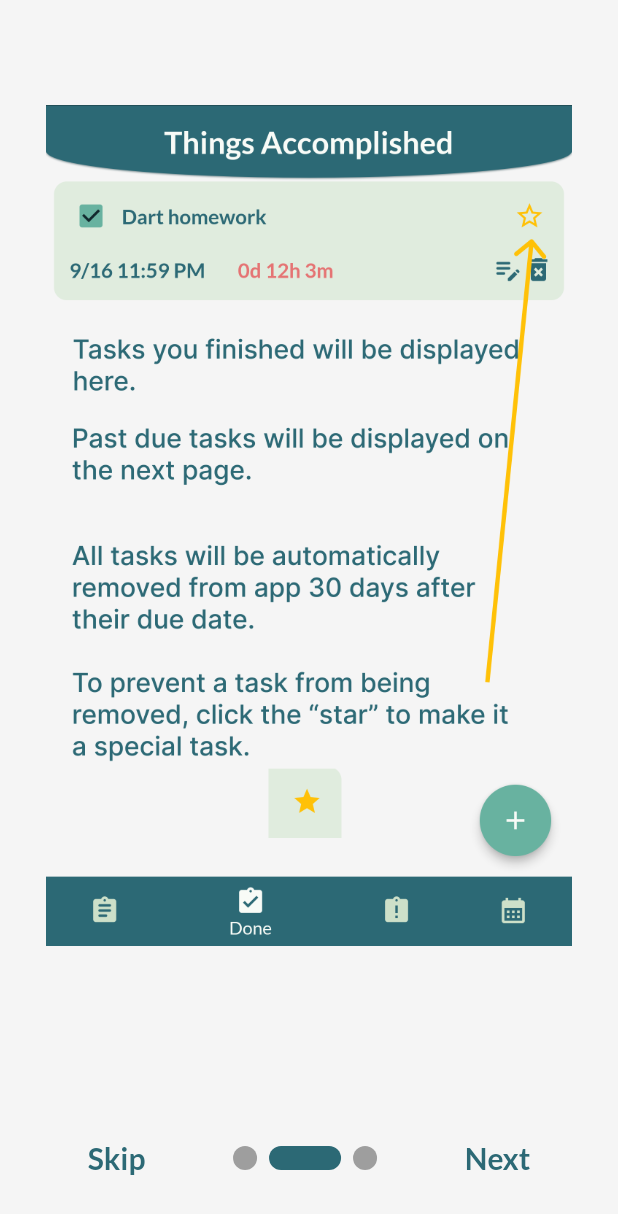
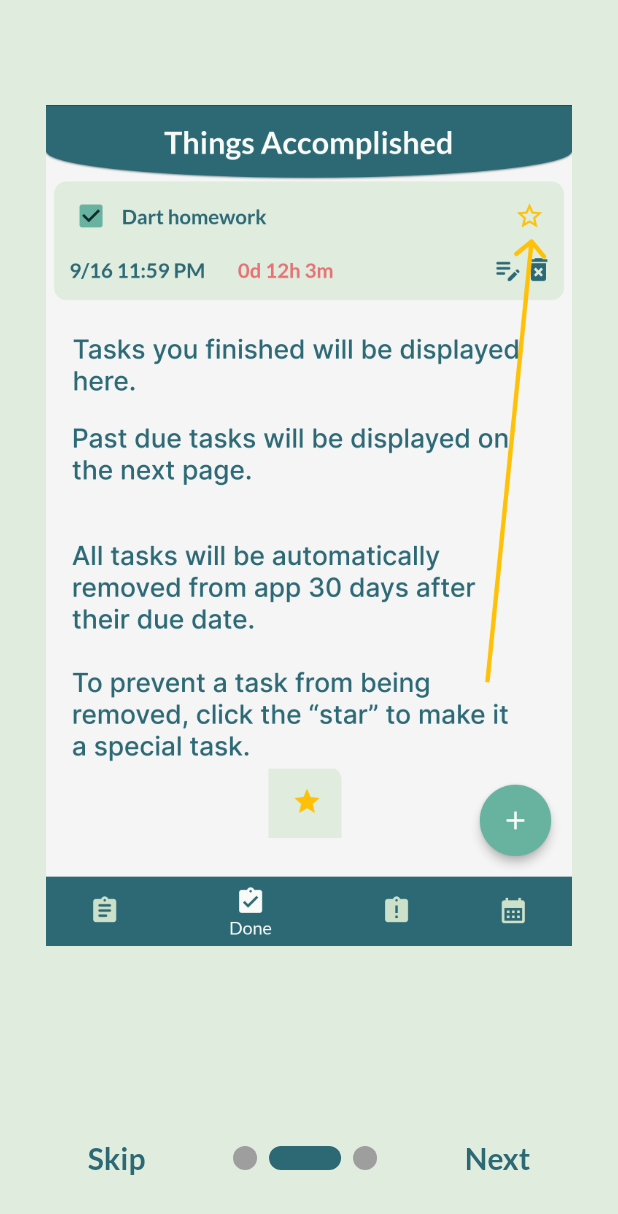
Before and after one commit to Miss0range/dlplanner, a Flutter app: the screen it shows after launch, swiped to page 2, on a phone screen of 412 x 824 dp. Shown: the top 1214 px of the screen. Run offline on Flutter 3.47's test engine with Material 2 defaults, Android fonts, the light colour scheme and no system bars; drawn by our look-alikes of smooth_page_indicator; our stand-ins replace flutter_spinkit, hive, hive_flutter, table_calendar; accounts and stored records are empty; Roboto replaces fonts that are missing (lato).

Commit message:
Add Introduction Page

```diff
--- a/lib/pages/form.dart
+++ b/lib/pages/form.dart
@@ -19,6 +19,7 @@ class _AddFormState extends State<AddForm> {
   String timeString = '00:00';
 
   late DateTime taskDate ;
+  late DateTime oldTaskDate ;
   late TimeOfDay taskTime ;
 
   @override
@@ -26,6 +27,7 @@ class _AddFormState extends State<AddForm> {
     super.initState();
       taskDate = DateTime(widget.taskCombTime.year,widget.taskCombTime.month, widget.taskCombTime.day);
       taskTime = TimeOfDay(hour: widget.taskCombTime.hour, minute: widget.taskCombTime.minute);
+      oldTaskDate = taskDate;
       if(widget.edit){
         dateString = DateFormat.yMd().format(taskDate);
         timeString = '${taskTime.hour.toString().padLeft(2,'0')} : ${taskTime.minute.toString().padLeft(2,'0')} ${taskTime.period.name.toUpperCase()}';
@@ -103,7 +105,7 @@ class _AddFormState extends State<AddForm> {
             DateTime? tempTime = await showDatePicker(
               context: context,
               initialDate: taskDate,
-              firstDate: DateTime.now(),
+              firstDate: widget.edit ? oldTaskDate : DateTime.now(),
               lastDate: DateTime.now().add(const Duration(days: 730)),
             );
             taskDate = tempTime ?? taskDate;
--- a/lib/pages/intro.dart
+++ b/lib/pages/intro.dart
@@ -46,6 +46,7 @@ class _IntroPageState extends State<IntroPage> {
                   ),
                 ),
                 Container(
+                  color: Theme.of(context).colorScheme.surfaceVariant,
                   alignment: Alignment.topCenter,
                   child: SizedBox(
                     width: MediaQuery.of(context).size.width * 0.85,
@@ -57,6 +58,7 @@ class _IntroPageState extends State<IntroPage> {
                   ),
                 ),
                 Container(
+                  color: Theme.of(context).colorScheme.surfaceVariant,
                   alignment: Alignment.topCenter,
                   child: SizedBox(
                     width: MediaQuery.of(context).size.width * 0.85,
--- a/lib/service/taskTemplate.dart
+++ b/lib/service/taskTemplate.dart
@@ -34,7 +34,7 @@ class _TaskTemplateState extends State<TaskTemplate> {
             ),
           ),
           const SizedBox(
-            width: 25.0,
+            width: 16.0,
           ),
           Text(
             widget.task.getTimeLeft(),
@@ -136,6 +136,7 @@ class _TaskTemplateState extends State<TaskTemplate> {
                           icon: const Icon(Icons.edit_note_rounded),
                           color: Theme.of(context).colorScheme.primary,
                         ),
+                        SizedBox(width: 6.0,),
                         IconButton(
                           padding: EdgeInsets.zero,
                           constraints: BoxConstraints(),
```
Also changed, not shown: assets/intro2.png, pubspec.lock.
